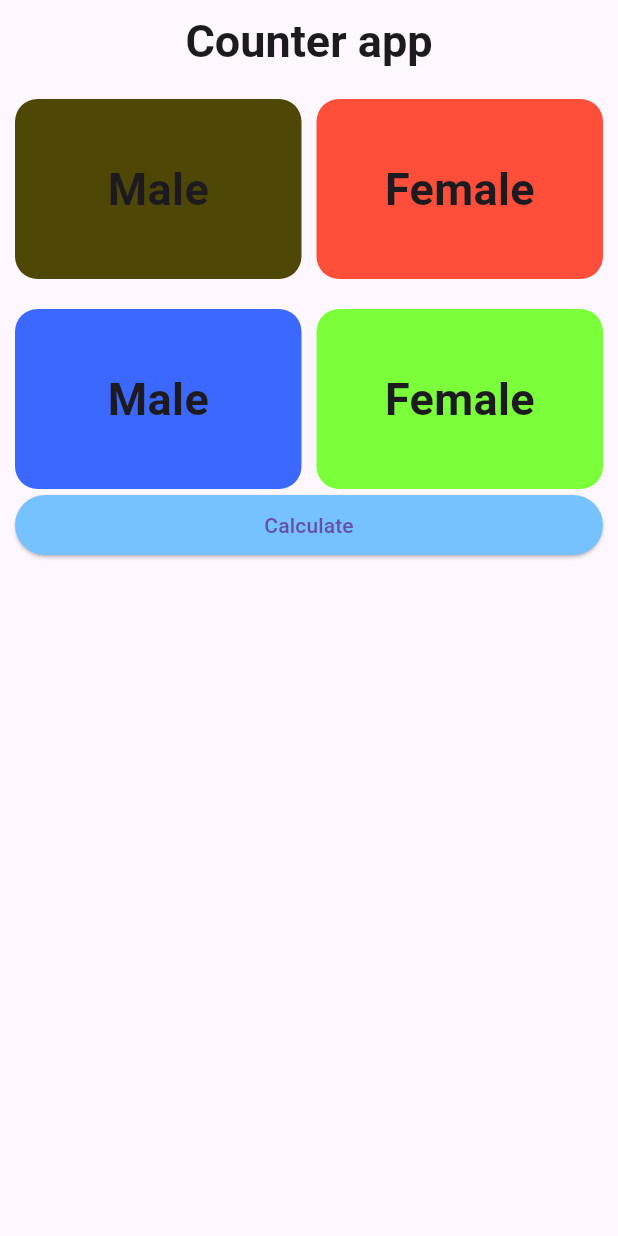
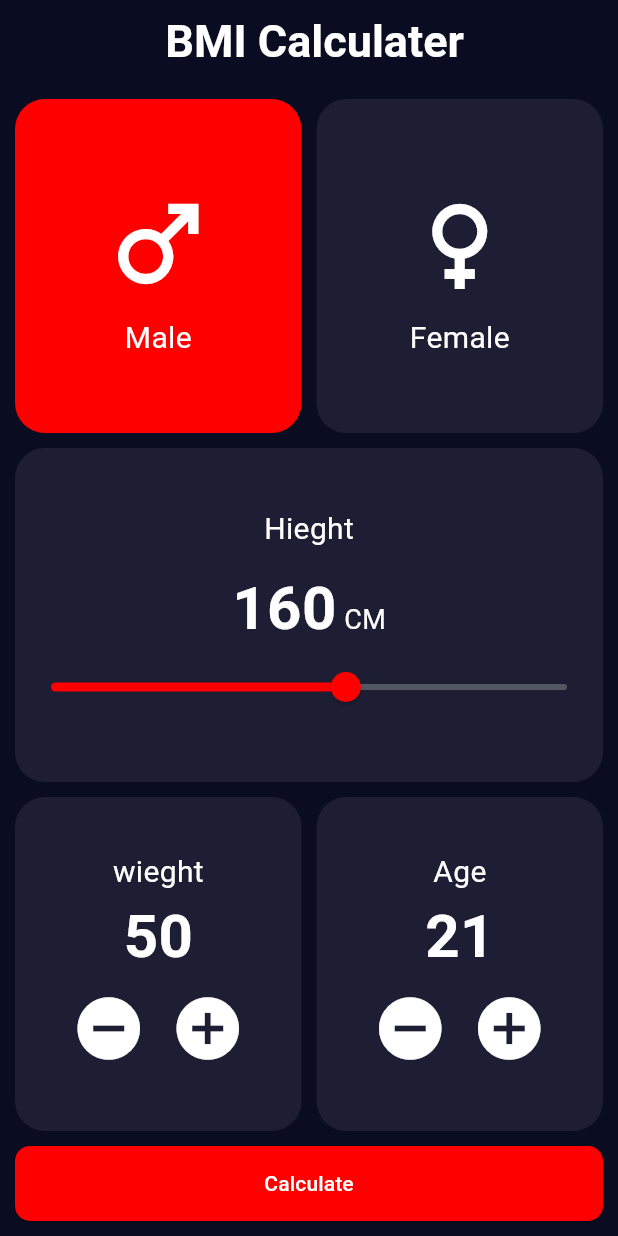
Before and after one commit to Mohamed-saleh-20/BMI_Calculation_App, a Flutter app: the screen it shows after launch, on a phone screen of 412 x 824 dp. Run offline on Flutter 3.47's test engine with Material 3 defaults, Android fonts, the phone set to English and light mode, and no system bars.

Commit message:
change commit

```diff
--- /dev/null
+++ b/lib/color.dart
@@ -0,0 +1,7 @@
+import 'package:flutter/material.dart';
+
+class AppColors {
+ static Color primary = Color(0xff0a0c21);
+ static Color secondary = Color.fromARGB(255, 255, 0, 0);
+ static Color containerscolor =Color(0xff1d1e33);
+}
--- a/lib/health.dart
+++ /dev/null
@@ -1,62 +0,0 @@
-import 'package:flutter/material.dart';
-
-class BmiCalculater extends StatefulWidget {
-  @override
-  State<BmiCalculater> createState() => _BmiCalculaterState();
-}
-
-class _BmiCalculaterState extends State<BmiCalculater> {
-  int counter =0;
-
-  @override
-  Widget build(BuildContext context) {
-  return Scaffold(
-    appBar: AppBar(
-      title: Text('Counter app',style: TextStyle(fontSize: 30,fontWeight: FontWeight.w600),),
-      centerTitle: true,
-
-    ),
-    body:
-     Padding(
-       padding: const EdgeInsets.all(10.0),
-       child: Column(
-         children: [Padding(padding: EdgeInsets.fromLTRB(20, 0, 20, 0)),
-          //MALE & Female
-           Row( mainAxisAlignment: MainAxisAlignment.center,children: [
-            Expanded(child:
-            Container(decoration: BoxDecoration(
-            color: const Color.fromARGB(255, 78, 71, 6),
-            borderRadius: BorderRadius.circular(15), // Adjusted to a specific radius value
-          ),height: 120,width: double.infinity,child: Column(mainAxisAlignment: MainAxisAlignment.center,children: [Text("Male",style: TextStyle(fontSize: 30,fontWeight: FontWeight.w600),),],),) ) ,
-            SizedBox(width: 10,),
-            Expanded(child:Container(decoration: BoxDecoration(
-            color: const Color.fromARGB(255, 255, 79, 59),
-            borderRadius: BorderRadius.circular(15), // Adjusted to a specific radius value
-          ),height: 120,width: double.infinity,child: Column(mainAxisAlignment: MainAxisAlignment.center,children: [Text("Female",style: TextStyle(fontSize: 30,fontWeight: FontWeight.w600),),],),) ) ,
-           ],),
-           //hiegt calculate
-         SizedBox(height: 20,)  ,
-           //Age & weight
-          Row( mainAxisAlignment: MainAxisAlignment.center,children: [
-            Expanded(child:
-            Container(decoration: BoxDecoration(
-            color: const Color.fromARGB(255, 59, 105, 255),
-            borderRadius: BorderRadius.circular(15), // Adjusted to a specific radius value
-          ),height: 120,width: double.infinity,child: Column(mainAxisAlignment: MainAxisAlignment.center,children: [Text("Male",style: TextStyle(fontSize: 30,fontWeight: FontWeight.w600),),],),) ) ,
-            SizedBox(width: 10,),
-            Expanded(child:Container(decoration: BoxDecoration(
-            color: const Color.fromARGB(255, 124, 255, 59),
-            borderRadius: BorderRadius.circular(15), // Adjusted to a specific radius value
-          ),height: 120,width: double.infinity,child: Column(mainAxisAlignment: MainAxisAlignment.center,children: [Text("Female",style: TextStyle(fontSize: 30,fontWeight: FontWeight.w600),),],),) ) ,
-           ],),
-          //button
-          SizedBox(width: double.infinity,child: ElevatedButton(style:ElevatedButton.styleFrom(backgroundColor:const Color.fromARGB(255, 118, 193, 255)),onPressed: (){}, child: Text("Calculate")))
-         ],
-       ),
-     ),
-
-
-  );
-
-  }
-}
--- a/lib/main.dart
+++ b/lib/main.dart
@@ -1,5 +1,6 @@
 import 'package:flutter/material.dart';
-import 'package:flutter_application_1/health.dart';
+import 'package:flutter_application_1/view/Home.dart';
+import 'package:flutter_application_1/view/result.dart';
 
 void main() {
   runApp(const MainApp());
--- /dev/null
+++ b/lib/view/Home.dart
@@ -0,0 +1,324 @@
+import 'package:flutter/material.dart';
+import 'package:flutter_application_1/color.dart';
+import 'package:flutter_application_1/view/result.dart';
+
+class BmiCalculater extends StatefulWidget {
+  @override
+  State<BmiCalculater> createState() => _BmiCalculaterState();
+}
+
+class _BmiCalculaterState extends State<BmiCalculater> {
+  int age = 21;
+  int wieght = 50;
+  int height = 160;
+  bool isMale = true;
+  @override
+  Widget build(BuildContext context) {
+    return Scaffold(
+      backgroundColor: AppColors.primary,
+      appBar: AppBar(
+        backgroundColor: AppColors.primary,
+        title: Text(
+          ' BMI Calculater',
+          style: TextStyle(
+              fontSize: 30, fontWeight: FontWeight.w600, color: Colors.white),
+        ),
+        centerTitle: true,
+      ),
+      body: Padding(
+        padding: const EdgeInsets.all(10.0),
+        child: Column(
+          //MALE & Female
+          children: [
+            Expanded(
+              child: Row(
+                children: [
+                  Expanded(
+                      child: GestureDetector(
+                          onTap: () {
+                            setState(() {
+                              isMale = true;
+                            });
+                          },
+                          child: Container(
+                            decoration: BoxDecoration(
+                              borderRadius: BorderRadius.circular(20),
+                              color: (isMale)
+                                  ? AppColors.secondary
+                                  : AppColors.containerscolor,
+                            ),
+                            child: Center(
+                                child: Column(
+                              mainAxisAlignment: MainAxisAlignment.center,
+                              children: [
+                                IconButton(
+                                  onPressed: () {},
+                                  icon: Icon(
+                                    Icons.male,
+                                    color: Colors.white,
+                                  ),
+                                  iconSize: 80,
+                                ),
+                                Text(
+                                  "Male",
+                                  style: TextStyle(
+                                      fontSize: 20, color: Colors.white),
+                                )
+                              ],
+                            )),
+                          ))),
+                  SizedBox(
+                    width: 10,
+                  ),
+                  Expanded(
+                      child: GestureDetector(
+                          onTap: () {
+                            setState(() {
+                              isMale = false;
+                            });
+                          },
+                          child: Container(
+                            decoration: BoxDecoration(
+                                borderRadius: BorderRadius.circular(20),
+                                color: (isMale)
+                                    ? AppColors.containerscolor
+                                    : AppColors.secondary),
+                            child: Center(
+                                child: Column(
+                              mainAxisAlignment: MainAxisAlignment.center,
+                              children: [
+                                IconButton(
+                                  onPressed: () {},
+                                  icon: Icon(
+                                    Icons.female,
+                                    color: Colors.white,
+                                  ),
+                                  iconSize: 80,
+                                ),
+                                Text(
+                                  "Female",
+                                  style: TextStyle(
+                                      fontSize: 20, color: Colors.white),
+                                )
+                              ],
+                            )),
+                          ))),
+                ],
+              ),
+            ),
+            SizedBox(
+              height: 10,
+            ),
+
+            Padding(padding: EdgeInsets.fromLTRB(20, 0, 20, 0)),
+            //hieght
+            Expanded(
+              child: Row(
+                children: [
+                  Expanded(
+                    child: Container(
+                      decoration: BoxDecoration(
+                          color: AppColors.containerscolor,
+                          borderRadius: BorderRadius.circular(20)),
+                      child: Center(
+                        child: Expanded(
+                          child: Column(
+                            mainAxisAlignment: MainAxisAlignment.center,
+                            children: [
+                              //text
+                              Text(
+                                "Hieght",
+                                style: TextStyle(
+                                    fontSize: 20, color: Colors.white),
+                              ),
+                              SizedBox(
+                                height: 10,
+                              ),
+                              //row
+                              Center(
+                                  child: Row(
+                                mainAxisAlignment: MainAxisAlignment.center,
+                                crossAxisAlignment: CrossAxisAlignment.baseline,
+                                textBaseline: TextBaseline.alphabetic,
+                                children: [
+                                  Text(
+                                    height.toString(),
+                                    style: TextStyle(
+                                        fontSize: 40,
+                                        color: Colors.white,
+                                        fontWeight: FontWeight.w700),
+                                  ),
+                                  SizedBox(
+                                    width: 5,
+                                  ),
+                                  Text("CM",
+                                      style: TextStyle(
+                                          fontSize: 18,
+                                          fontWeight: FontWeight.w400,
+                                          color: Colors.white))
+                                ],
+                              ))
+                              //line
+                              ,
+                              Slider(
+                                  value: height.toDouble(),
+                                  min: 80,
+                                  activeColor: AppColors.secondary,
+                                  inactiveColor:
+                                      const Color.fromARGB(255, 83, 87, 100),
+                                  max: 220,
+                                  onChanged: (value) {
+                                    setState(() {
+                                      height = value.toInt();
+                                    });
+                                  })
+                            ],
+                          ),
+                        ),
+                      ),
+                    ),
+                  )
+                ],
+              ),
+            ),
+            SizedBox(
+              height: 10,
+            ),
+            Expanded(
+              child: Row(
+                children: [
+                  Expanded(
+                      child: Container(
+                    decoration: BoxDecoration(
+                        color: AppColors.containerscolor,
+                        borderRadius: BorderRadius.circular(20)),
+                    child: Center(
+                        child: Column(
+                      mainAxisAlignment: MainAxisAlignment.center,
+                      children: [
+                        Text(
+                          "wieght",
+                          style: TextStyle(fontSize: 20, color: Colors.white),
+                        ),
+                        Text(wieght.toString(),
+                            style: TextStyle(
+                                fontSize: 40,
+                                fontWeight: FontWeight.w700,
+                                color: Colors.white)),
+                        Row(
+                          mainAxisAlignment: MainAxisAlignment.center,
+                          children: [
+                            IconButton(
+                                onPressed: () {
+                                  if (wieght > 30)
+                                    (setState(() {
+                                      wieght--;
+                                    }));
+                                },
+                                icon: Icon(
+                                  Icons.remove_circle,
+                                  size: 50,
+                                  color: Colors.white,
+                                )),
+                            IconButton(
+                                onPressed: () {
+                                  if (wieght >= 30)
+                                    (setState(() {
+                                      wieght++;
+                                    }));
+                                },
+                                icon: Icon(Icons.add_circle,
+                                    size: 50, color: Colors.white)),
+                          ],
+                        )
+                      ],
+                    )),
+                  )),
+                  SizedBox(
+                    width: 10,
+                  ),
+                  Expanded(
+                      child: Container(
+                    decoration: BoxDecoration(
+                        color: AppColors.containerscolor,
+                        borderRadius: BorderRadius.circular(20)),
+                    child: Center(
+                        child: Column(
+                      mainAxisAlignment: MainAxisAlignment.center,
+                      children: [
+                        Text(
+                          "Age",
+                          style: TextStyle(fontSize: 20, color: Colors.white),
+                        ),
+                        Text(age.toString(),
+                            style: TextStyle(
+                                fontSize: 40,
+                                fontWeight: FontWeight.w700,
+                                color: Colors.white)),
+                        Row(
+                          mainAxisAlignment: MainAxisAlignment.center,
+                          children: [
+                            IconButton(
+                                onPressed: () {
+                                  if (age > 1) {
+                                    setState(() {
+                                      age--;
+                                    });
+                                  }
+                                },
+                                icon: Icon(
+                                  Icons.remove_circle,
+                                  size: 50,
+                                  color: Colors.white,
+                                )),
+                            IconButton(
+                                onPressed: () {
+                                  if (age >= 1) {
+                                    setState(() {
+                                      age++;
+                                    });
+                                  }
+                                },
+                                icon: Icon(
+                                  Icons.add_circle,
+                                  size: 50,
+                                  color: Colors.white,
+                                )),
+                          ],
+                        )
+                      ],
+                    )),
+                  )),
+                ],
+              ),
+            ),
+            SizedBox(
+              height: 10,
+            ),
+            //button
+            SizedBox(
+                width: double.infinity,
+                height: 50,
+                child: ElevatedButton(
+                    style: ElevatedButton.styleFrom(
+                        shape: RoundedRectangleBorder(
+                            borderRadius: BorderRadius.circular(10)),
+                        backgroundColor: AppColors.secondary),
+                    onPressed: () {
+                     // Calculate BMI
+                     double res = wieght / (height * height / 10000);
+                      Navigator.of(context)
+                          .push(MaterialPageRoute(builder: (context) {
+                        return ResultView(result: res,);
+                      }));
+                    },
+                    child: Text(
+                      "Calculate",
+                      style: TextStyle(color: Colors.white),
+                    )))
+          ],
+        ),
+      ),
+    );
+  }
+}
```
Also changed, not shown: lib/view/result.dart (added, +122 -0 lines).
